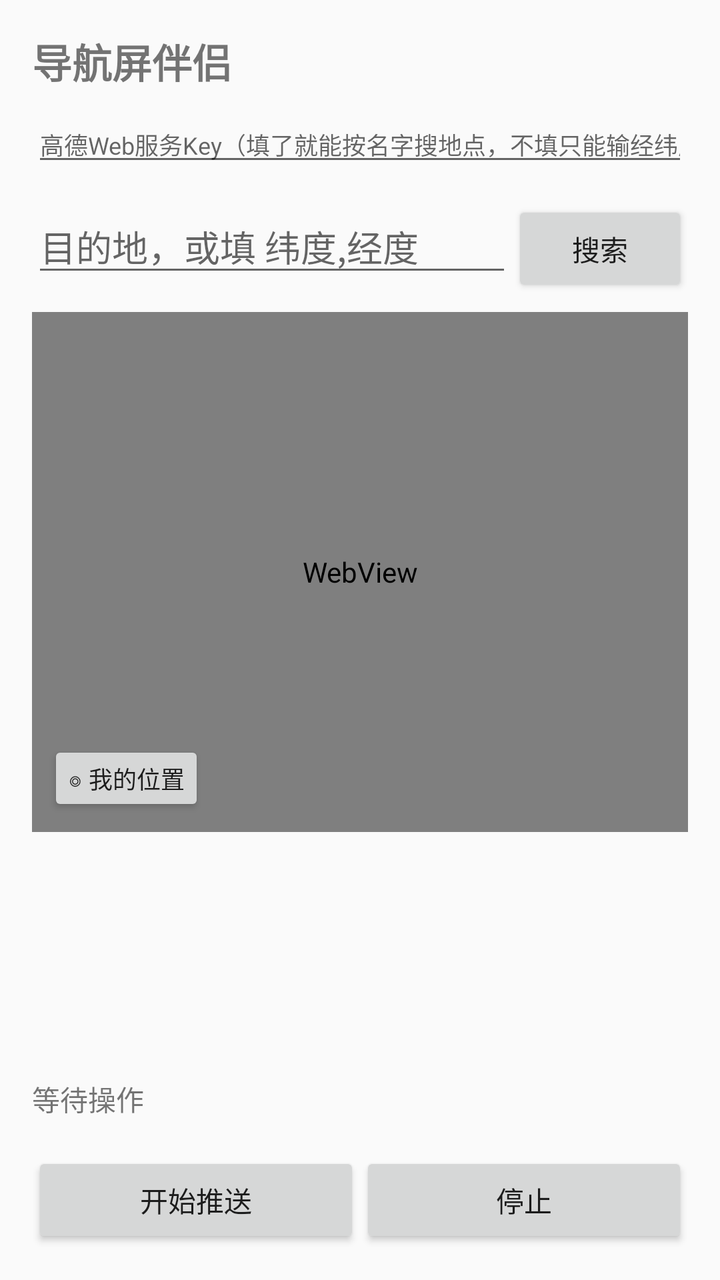
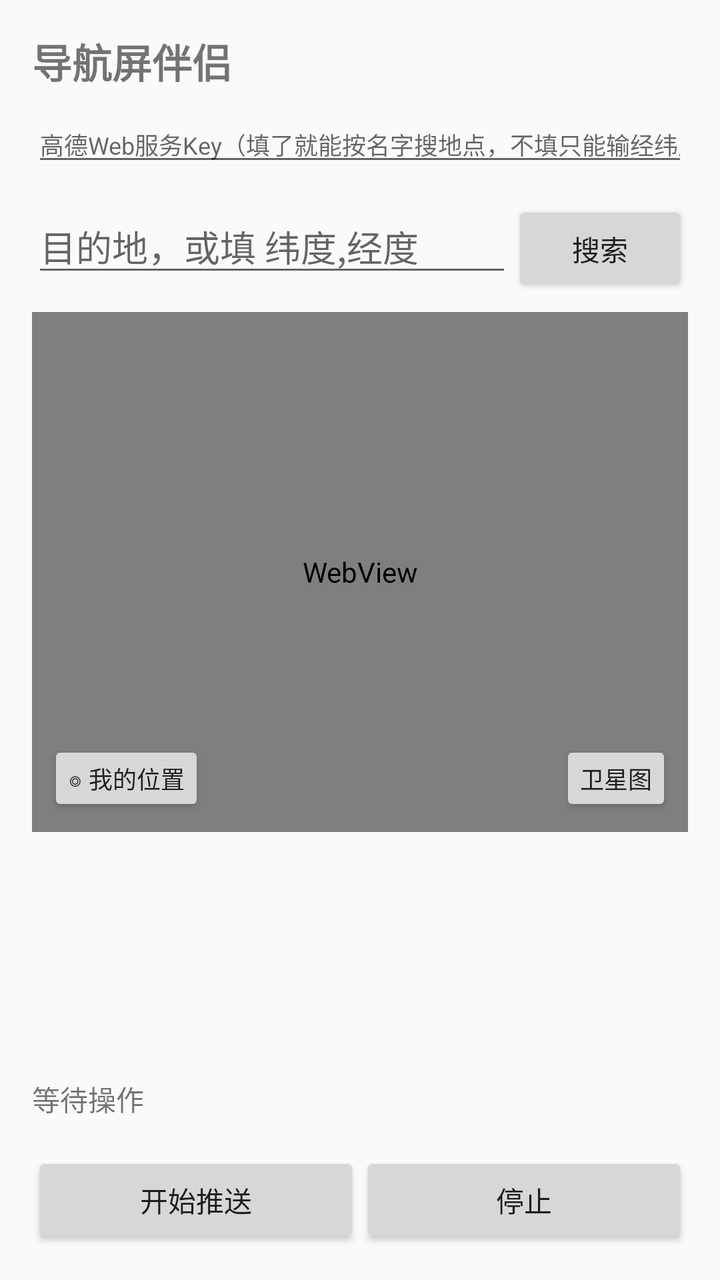

An Android layout rendered at two revisions. The XML below is the earlier revision; the diff shows what the commit changed to produce the second picture.
<!-- AndroidManifest.xml: application theme Theme.NavScreen -->
<!-- res/layout/activity_main.xml -->
<?xml version="1.0" encoding="utf-8"?>
<LinearLayout xmlns:android="http://schemas.android.com/apk/res/android"
    android:layout_width="match_parent"
    android:layout_height="match_parent"
    android:orientation="vertical"
    android:padding="16dp">

    <TextView
        android:layout_width="wrap_content"
        android:layout_height="wrap_content"
        android:text="导航屏伴侣"
        android:textSize="20sp"
        android:textStyle="bold" />

    <EditText
        android:id="@+id/et_key"
        android:layout_width="match_parent"
        android:layout_height="wrap_content"
        android:layout_marginTop="8dp"
        android:hint="高德Web服务Key（填了就能按名字搜地点，不填只能输经纬度）"
        android:imeOptions="actionDone"
        android:singleLine="true"
        android:textSize="12sp" />

    <LinearLayout
        android:layout_width="match_parent"
        android:layout_height="wrap_content"
        android:layout_marginTop="12dp"
        android:orientation="horizontal">

        <EditText
            android:id="@+id/et_dest"
            android:layout_width="0dp"
            android:layout_height="wrap_content"
            android:layout_weight="1"
            android:hint="目的地，或填 纬度,经度"
            android:imeOptions="actionSearch"
            android:singleLine="true" />

        <Button
            android:id="@+id/btn_search"
            android:layout_width="wrap_content"
            android:layout_height="wrap_content"
            android:text="搜索" />
    </LinearLayout>

    
    <LinearLayout
        android:id="@+id/row_history"
        android:layout_width="match_parent"
        android:layout_height="wrap_content"
        android:layout_marginTop="4dp"
        android:gravity="center_vertical"
        android:orientation="horizontal"
        android:visibility="gone">

        <TextView
            android:layout_width="wrap_content"
            android:layout_height="wrap_content"
            android:text="历史"
            android:textColor="#A49FAB"
            android:textSize="12sp" />

        <HorizontalScrollView
            android:layout_width="0dp"
            android:layout_height="wrap_content"
            android:layout_marginStart="8dp"
            android:layout_weight="1"
            android:scrollbars="none">

            <LinearLayout
                android:id="@+id/ll_history"
                android:layout_width="wrap_content"
                android:layout_height="wrap_content"
                android:orientation="horizontal" />
        </HorizontalScrollView>

        <Button
            android:id="@+id/btn_history_clear"
            android:layout_width="wrap_content"
            android:layout_height="wrap_content"
            android:minHeight="0dp"
            android:paddingTop="4dp"
            android:paddingBottom="4dp"
            android:text="清空"
            android:textSize="12sp" />
    </LinearLayout>

    
    <FrameLayout
        android:layout_width="match_parent"
        android:layout_height="260dp"
        android:layout_marginTop="8dp">

        <WebView
            android:id="@+id/wv_map"
            android:layout_width="match_parent"
            android:layout_height="match_parent" />

        <Button
            android:id="@+id/btn_myloc"
            android:layout_width="wrap_content"
            android:layout_height="wrap_content"
            android:layout_gravity="bottom|start"
            android:layout_margin="8dp"
            android:minHeight="0dp"
            android:minWidth="0dp"
            android:padding="10dp"
            android:text="◎ 我的位置"
            android:textSize="12sp" />
    </FrameLayout>

    <ListView
        android:id="@+id/lv_poi"
        android:layout_width="match_parent"
        android:layout_height="0dp"
        android:layout_marginTop="8dp"
        android:layout_weight="1" />

    <TextView
        android:id="@+id/tv_status"
        android:layout_width="match_parent"
        android:layout_height="wrap_content"
        android:layout_marginTop="8dp"
        android:minLines="2"
        android:text="等待操作"
        android:textSize="14sp" />

    <TextView
        android:id="@+id/tv_crash"
        android:layout_width="match_parent"
        android:layout_height="wrap_content"
        android:layout_marginTop="8dp"
        android:background="#33FF3B30"
        android:maxLines="10"
        android:padding="6dp"
        android:textColor="#FF3B30"
        android:textIsSelectable="true"
        android:textSize="11sp"
        android:visibility="gone" />

    <Button
        android:id="@+id/btn_copy_crash"
        android:layout_width="match_parent"
        android:layout_height="wrap_content"
        android:text="复制崩溃日志"
        android:visibility="gone" />

    <LinearLayout
        android:layout_width="match_parent"
        android:layout_height="wrap_content"
        android:orientation="horizontal">

        <Button
            android:id="@+id/btn_start"
            android:layout_width="0dp"
            android:layout_height="wrap_content"
            android:layout_weight="1"
            android:text="开始推送" />

        <Button
            android:id="@+id/btn_stop"
            android:layout_width="0dp"
            android:layout_height="wrap_content"
            android:layout_weight="1"
            android:text="停止" />
    </LinearLayout>

</LinearLayout>
<!-- resources referenced by this layout -->
<resources>
  <style name="Theme.NavScreen" parent="Theme.AppCompat.Light.NoActionBar">
          <item name="colorPrimary">#FF7A1A</item>
          <item name="colorPrimaryDark">#E06A10</item>
          <item name="colorAccent">#FF7A1A</item>
          <item name="android:windowLightStatusBar">true</item>
      </style>
</resources>

<!-- the commit's change to res/layout/activity_main.xml (unified diff, before → after) -->
@@ -108,6 +108,18 @@
             android:padding="10dp"
             android:text="◎ 我的位置"
             android:textSize="12sp" />
+
+        <Button
+            android:id="@+id/btn_layer"
+            android:layout_width="wrap_content"
+            android:layout_height="wrap_content"
+            android:layout_gravity="bottom|end"
+            android:layout_margin="8dp"
+            android:minHeight="0dp"
+            android:minWidth="0dp"
+            android:padding="10dp"
+            android:text="卫星图"
+            android:textSize="12sp" />
     </FrameLayout>
 
     <ListView
